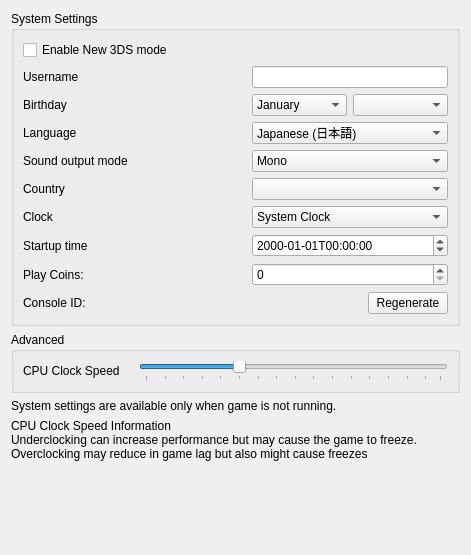
Before: the Qt Designer form src/citra_qt/configuration/configure_system.ui in PabloMK7/citra, drawn with Qt 5.
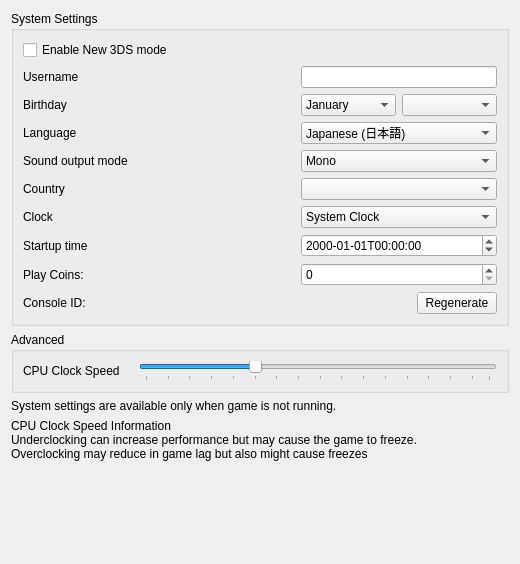
After: the same form once the commit is applied.

```diff
--- a/src/citra_qt/configuration/configure_system.ui
+++ b/src/citra_qt/configuration/configure_system.ui
@@ -6,8 +6,8 @@
    <rect>
     <x>0</x>
     <y>0</y>
-    <width>471</width>
-    <height>555</height>
+    <width>520</width>
+    <height>564</height>
    </rect>
   </property>
   <property name="windowTitle">
```
Left out of the diff: 14 changed lines with no effect on the pictures.
